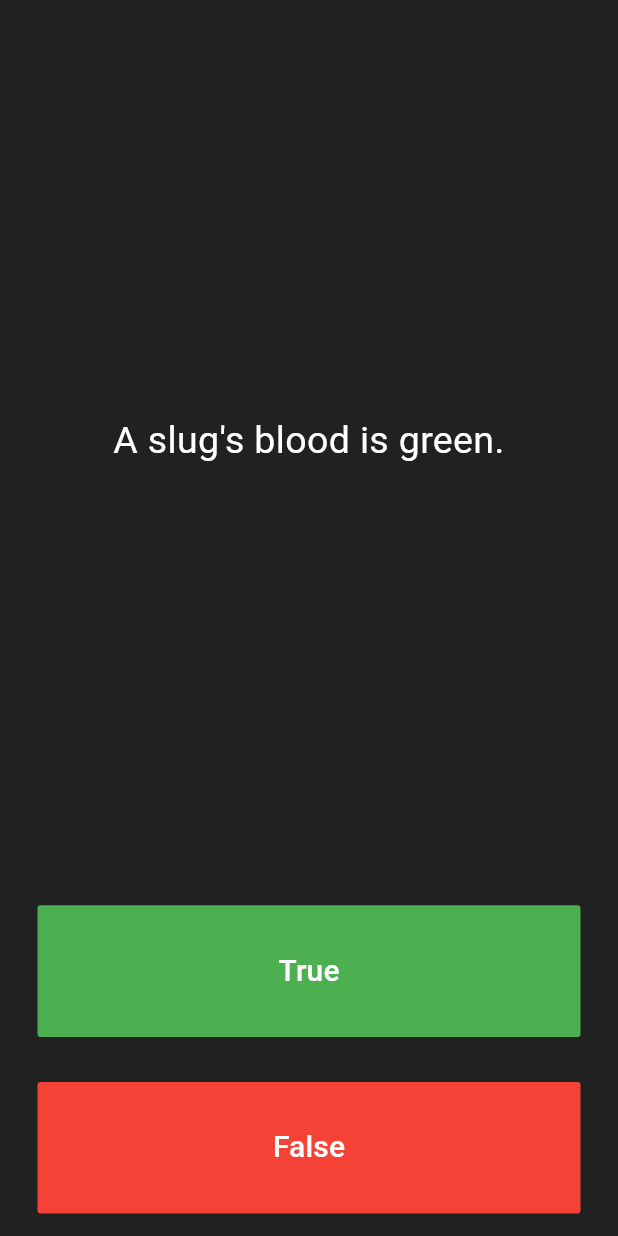
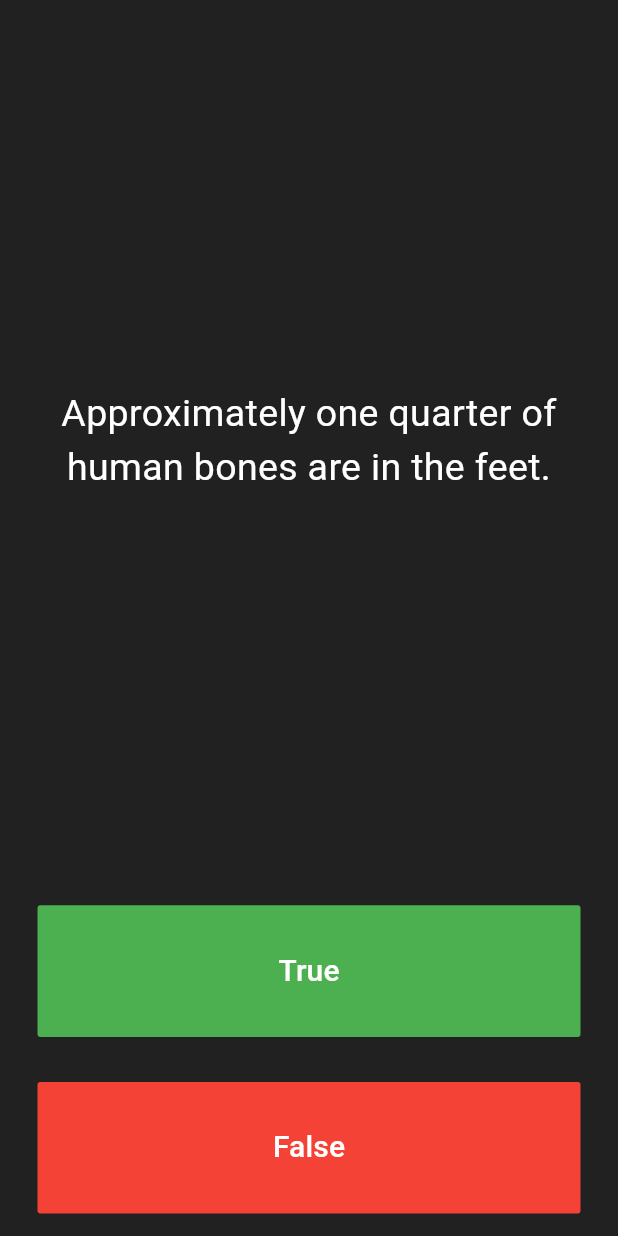
Before and after one commit to Panzershack/quizzler_trueFalse, a Flutter app: the screen it shows after launch, after a tap on "True", after a tap on "False", on a phone screen of 412 x 824 dp. Run offline on Flutter 3.47's test engine with Material 3 defaults, Android fonts, the phone set to English and light mode, and no system bars.

Commit message:
added OOP concepts to the project by adding seperate classes for different features

```diff
--- a/lib/main.dart
+++ b/lib/main.dart
@@ -1,5 +1,7 @@
 import 'package:flutter/material.dart';
-import 'question.dart';
+import 'quiz_brain.dart';
+
+QuizBrain quizBrain = new QuizBrain();
 
 void main() => runApp(Quizzler());
 
@@ -37,16 +39,6 @@ class _QuizPageState extends State<QuizPage> {
 
   List<Icon> scoreKeeper = [];
 
-  List<Question> questionBank = [
-    Question(q: 'You can lead a cow down stairs but not up stairs.', a: false),
-    Question(
-        q: 'Approximately one quarter of human bones are in the feet.',
-        a: true),
-    Question(q: 'A slug\'s blood is green.', a: true),
-  ];
-
-  int questionNumber = 0;
-
   @override
   Widget build(BuildContext context) {
     return Column(
@@ -59,7 +51,7 @@ class _QuizPageState extends State<QuizPage> {
             padding: EdgeInsets.all(10.0),
             child: Center(
               child: Text(
-                questionBank[questionNumber].questionText ?? "",
+                quizBrain.getQuestionText(),
                 textAlign: TextAlign.center,
                 style: TextStyle(
                   fontSize: 25.0,
@@ -84,13 +76,13 @@ class _QuizPageState extends State<QuizPage> {
               ),
               onPressed: () {
                 setState(() {
-                  bool? correctAns = questionBank[questionNumber].answerText;
+                  bool correctAns = quizBrain.getAnswerText();
                   if (correctAns == true) {
                     print('user is correct');
                   } else {
                     print('user is wrong');
                   }
-                  questionNumber++;
+                  quizBrain.nextQuestion();
                 });
               },
             ),
@@ -111,13 +103,13 @@ class _QuizPageState extends State<QuizPage> {
               ),
               onPressed: () {
                 setState(() {
-                  bool? correctAns = questionBank[questionNumber].answerText;
+                  bool correctAns = quizBrain.getAnswerText();
                   if (correctAns == false) {
                     print('user is correct');
                   } else {
                     print('user is wrong');
                   }
-                  questionNumber++;
+                  quizBrain.nextQuestion();
                 });
               },
             ),
--- a/lib/question.dart
+++ b/lib/question.dart
@@ -1,9 +1,6 @@
 class Question {
-  String? questionText;
-  bool? answerText;
+  String questionText;
+  bool answerText;
 
-  Question({required String q, required bool a}) {
-    questionText = q;
-    answerText = a;
-  }
+  Question(this.questionText, this.answerText);
 }
--- /dev/null
+++ b/lib/quiz_brain.dart
@@ -0,0 +1,47 @@
+import 'question.dart';
+
+class QuizBrain {
+  int _questionNumber = 0;
+
+  List<Question> _questionBank = [
+    Question('Some cats are actually allergic to humans', true),
+    Question('You can lead a cow down stairs but not up stairs.', false),
+    Question('Approximately one quarter of human bones are in the feet.', true),
+    Question('A slug\'s blood is green.', true),
+    Question('Buzz Aldrin\'s mother\'s maiden name was \"Moon\".', true),
+    Question('It is illegal to pee in the Ocean in Portugal.', true),
+    Question(
+        'No piece of square dry paper can be folded in half more than 7 times.',
+        false),
+    Question(
+        'In London, UK, if you happen to die in the House of Parliament, you are technically entitled to a state funeral, because the building is considered too sacred a place.',
+        true),
+    Question(
+        'The loudest sound produced by any animal is 188 decibels. That animal is the African Elephant.',
+        false),
+    Question(
+        'The total surface area of two human lungs is approximately 70 square metres.',
+        true),
+    Question('Google was originally called \"Backrub\".', true),
+    Question(
+        'Chocolate affects a dog\'s heart and nervous system; a few ounces are enough to kill a small dog.',
+        true),
+    Question(
+        'In West Virginia, USA, if you accidentally hit an animal with your car, you are free to take it home to eat.',
+        true),
+  ];
+
+  void nextQuestion() {
+    if (_questionNumber < _questionBank.length - 1) {
+      _questionNumber++;
+    }
+  }
+
+  String getQuestionText() {
+    return _questionBank[_questionNumber].questionText;
+  }
+
+  bool getAnswerText() {
+    return _questionBank[_questionNumber].answerText;
+  }
+}
```
